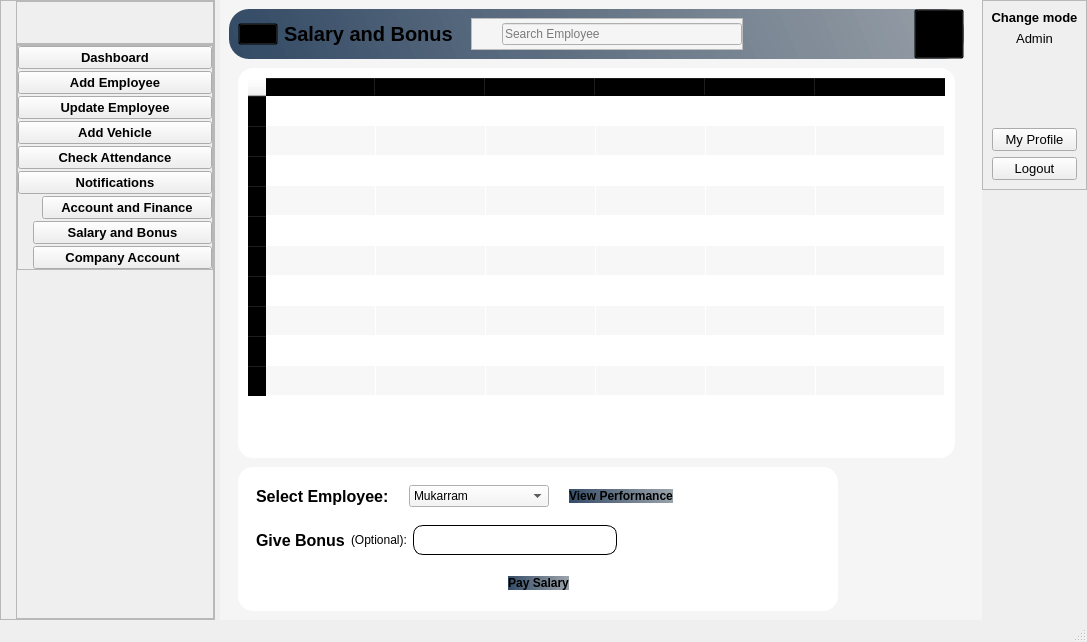
Above: Stacked_DesignUI1.ui from mukarramdaniel/Distribution-System_Python before the change. Below: the same form after it.
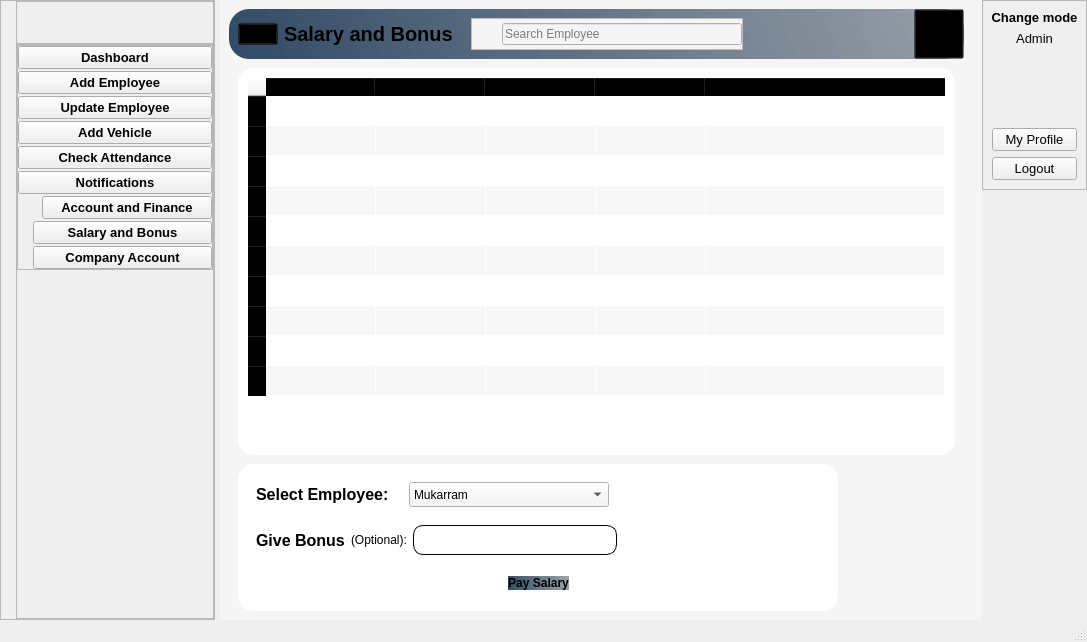
That is the form after the change. The open tabs and pages were chosen to show the change. Icons and pictures are not drawn.

Commit message: Dev-U10-Logic

```diff
--- a/Stacked_DesignUI1.ui
+++ b/Stacked_DesignUI1.ui
@@ -4655,17 +4655,6 @@
                      </font>
                     </property>
                    </column>
-                   <column>
-                    <property name="text">
-                     <string>Bonus Paid</string>
-                    </property>
-                    <property name="font">
-                     <font>
-                      <weight>75</weight>
-                      <bold>true</bold>
-                     </font>
-                    </property>
-                   </column>
                    <column>
                     <property name="text">
                      <string>Paid Status</string>
@@ -4739,8 +4728,8 @@
                      <widget class="QComboBox" name="comboBox">
                       <property name="minimumSize">
                        <size>
-                        <width>140</width>
-                        <height>0</height>
+                        <width>200</width>
+                        <height>25</height>
                        </size>
                       </property>
                       <item>
@@ -4760,29 +4749,6 @@
                       </item>
                      </widget>
                     </item>
-                    <item>
-                     <widget class="QPushButton" name="btn_Performance">
-                      <property name="font">
-                       <font>
-                        <weight>75</weight>
-                        <bold>true</bold>
-                       </font>
-                      </property>
-                      <property name="text">
-                       <string>View Performance</string>
-                      </property>
-                      <property name="icon">
-                       <iconset resource="Resource.qrc">
-                        <normaloff>:/Black Icons/Graphics/featherBlack/activity.svg</normaloff>:/Black Icons/Graphics/featherBlack/activity.svg</iconset>
-                      </property>
-                      <property name="iconSize">
-                       <size>
-                        <width>20</width>
-                        <height>20</height>
-                       </size>
-                      </property>
-                     </widget>
-                    </item>
                     <item>
                      <spacer name="horizontalSpacer_5">
                       <property name="orientation">
```
Left out of the diff: 4 changed lines with no effect on the pictures. The commit also changes 2 other files.
